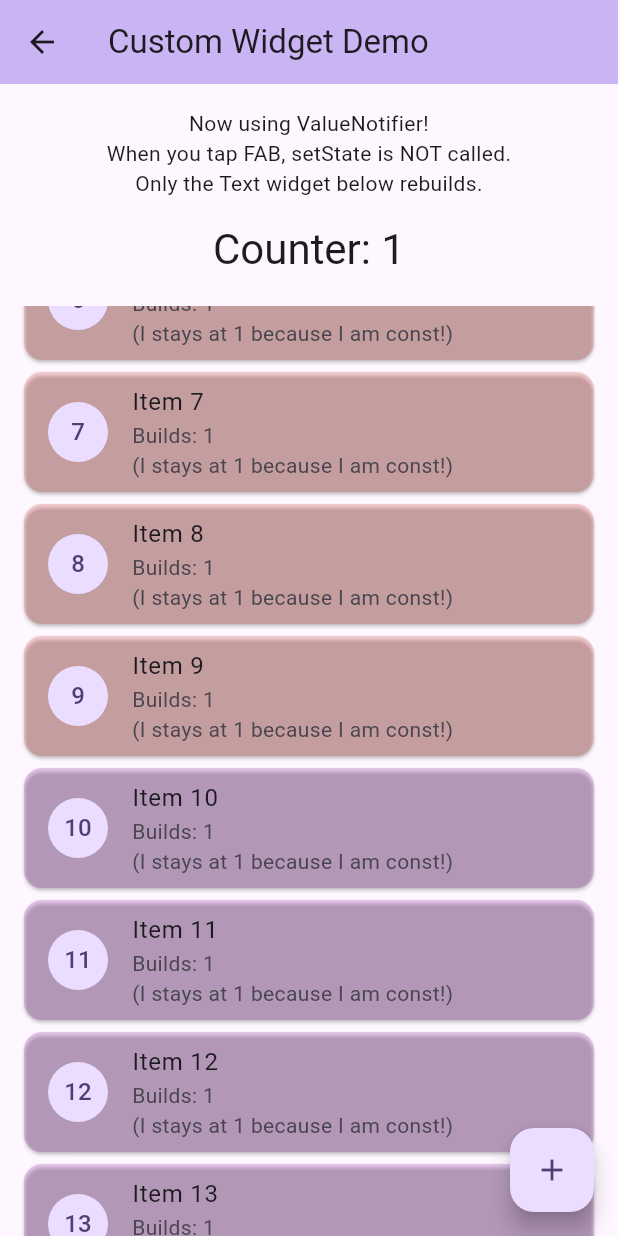
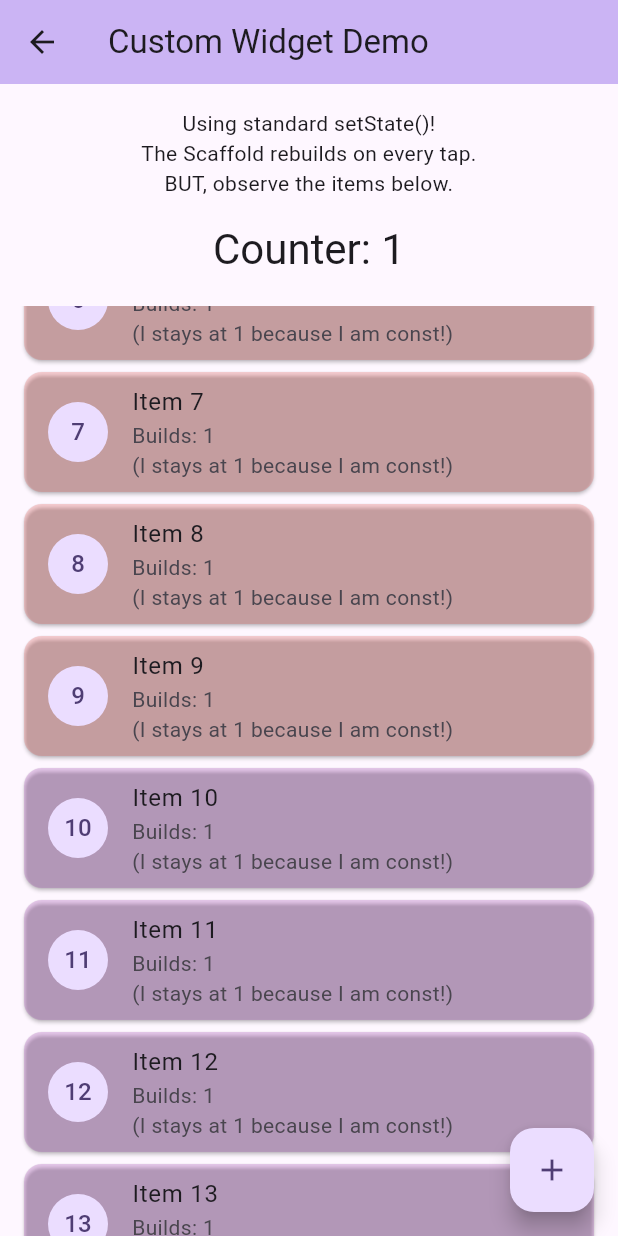
Before and after one commit to muhammad1339/widget_study, a Flutter app: the CustomWidgetScreen screen opened directly, scrolled down 576 dp, after a tap on the "add" icon, on a phone screen of 412 x 824 dp. Run offline on Flutter 3.47's test engine with Material 3 defaults, Android fonts, the phone set to English and light mode, and no system bars.

Commit message:
refactor: Revert custom widget screen state management to `setState` for clearer rebuilding demonstration, extract `ListView` into a helper method, and apply minor styling adjustments.

```diff
--- a/lib/context_access_screen.dart
+++ b/lib/context_access_screen.dart
@@ -56,12 +56,14 @@ class ContextAccessScreen extends StatelessWidget {
   Widget _buildHelperWidget(BuildContext context) {
     // This context comes from the parent's build method (ABOVE the green theme).
     // So looking up Theme.of(context) finds the default app theme (Purple), not Green.
-    final color = Theme.of(context).iconTheme.color ?? Colors.black;
+    final color = Theme.of(context).iconTheme.color;
 
     return Card(
+      margin: const EdgeInsets.all(16.0),
       child: Padding(
         padding: const EdgeInsets.all(16.0),
         child: Column(
+          crossAxisAlignment: CrossAxisAlignment.stretch,
           children: [
             const Text('Helper Method'),
             const SizedBox(height: 8),
@@ -87,9 +89,11 @@ class CustomContextWidget extends StatelessWidget {
     final color = Theme.of(context).iconTheme.color;
 
     return Card(
+      margin: const EdgeInsets.all(16.0),
       child: Padding(
         padding: const EdgeInsets.all(16.0),
         child: Column(
+          crossAxisAlignment: CrossAxisAlignment.stretch,
           children: [
             const Text('Custom Widget'),
             const SizedBox(height: 8),
--- a/lib/custom_widget_screen.dart
+++ b/lib/custom_widget_screen.dart
@@ -8,19 +8,19 @@ class CustomWidgetScreen extends StatefulWidget {
 }
 
 class _CustomWidgetScreenState extends State<CustomWidgetScreen> {
-  // OPTIMIZATION: Use ValueNotifier
-  // Instead of calling setState() which rebuilds the WHOLE build method (Scaffold, etc.),
-  // we trigger listeners only on this notifier.
-  final ValueNotifier<int> _counter = ValueNotifier<int>(0);
+  // Using standard setState to match the HelperMethodScreen.
+  // This demonstrates that EVEN IF the parent rebuilds, the child custom widgets
+  // can skip rebuilding if they are const.
+  int _counter = 0;
 
   void _incrementCounter() {
-    // No setState() here!
-    _counter.value++;
+    setState(() {
+      _counter++;
+    });
   }
 
   @override
   void dispose() {
-    _counter.dispose();
     CustomListItem._buildCounts.clear(); // Reset stats on exit
     super.dispose();
   }
@@ -37,22 +37,13 @@ class _CustomWidgetScreenState extends State<CustomWidgetScreen> {
             const Padding(
               padding: EdgeInsets.all(16.0),
               child: Text(
-                'Now using ValueNotifier!\n'
-                'When you tap FAB, setState is NOT called.\n'
-                'Only the Text widget below rebuilds.',
+                'Using standard setState()!\n'
+                'The Scaffold rebuilds on every tap.\n'
+                'BUT, observe the items below.',
                 textAlign: TextAlign.center,
               ),
             ),
-            // OPTIMIZATION: ValueListenableBuilder
-            // Only the builder function runs when _counter changes.
-            // The surrounding Scaffold, Column, etc. do NOT rebuild.
-            ValueListenableBuilder<int>(
-              valueListenable: _counter,
-              builder: (context, value, child) {
-                debugPrint('Building Counter Text: $value');
-                return Text('Counter: $value', style: Theme.of(context).textTheme.headlineMedium);
-              },
-            ),
+            Text('Counter: $_counter', style: Theme.of(context).textTheme.headlineMedium),
             const SizedBox(height: 20),
             // Still using our const list wrapper
             const Expanded(child: _ConstantListView()),
```
Also changed, not shown: lib/helper_method_screen.dart (+13 -9 lines).
